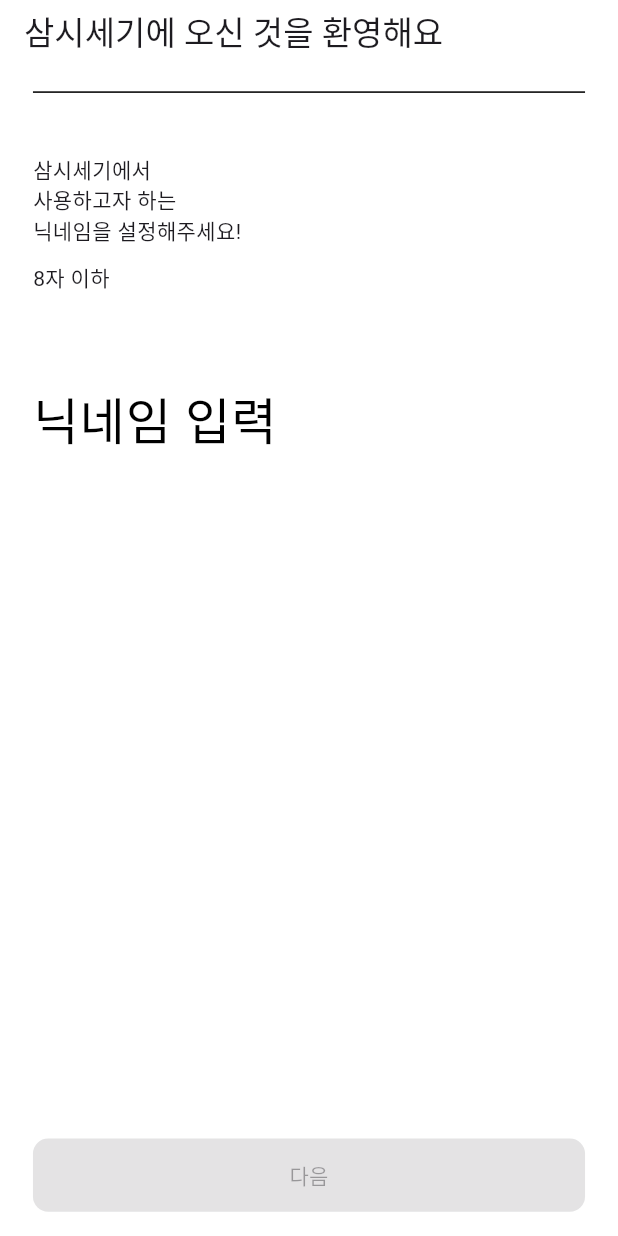
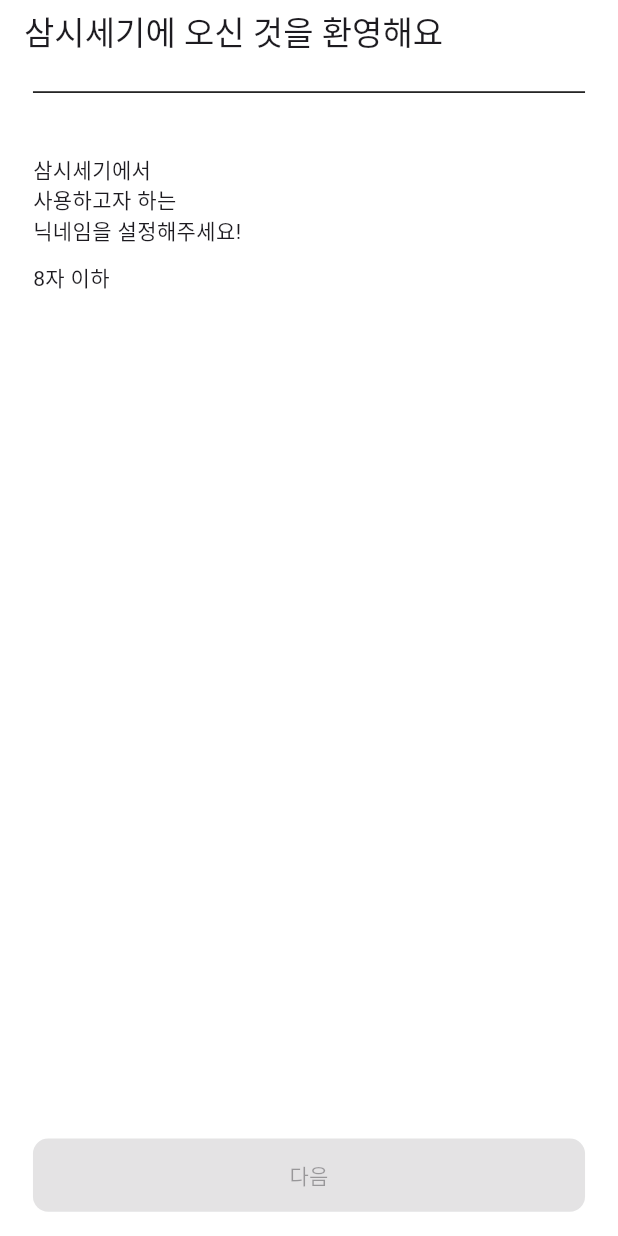
Before and after one commit to stablewoo/samsisegi, a Flutter app: the screen it shows after launch, on a phone screen of 412 x 824 dp. Run offline on Flutter 3.47's test engine with Material 3 defaults, Android fonts, the light colour scheme and no system bars; our stand-ins replace flutter_screenutil; project files that could hold a hidden picture were left out.

Commit message:
닉네임 설정 화면

```diff
--- a/lib/nick_name_setting.dart
+++ b/lib/nick_name_setting.dart
@@ -58,7 +58,7 @@ class _NickNameSettingState extends State<NickNameSetting> {
               decoration: InputDecoration(
                 hintText: '닉네임 입력',
                 hintStyle: TextStyle(
-                  color: Colors.black,
+                  color: Colors.white,
                   fontSize: 30.sp,
                 ),
                 border: InputBorder.none,
```
